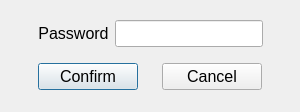
This is src/password-dialog.ui in sc0000/hfmdd-video-system as Qt 5 draws it before an edit. The edited form follows.
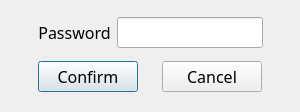
This is the edited form.

```diff
--- a/src/password-dialog.ui
+++ b/src/password-dialog.ui
@@ -18,6 +18,7 @@
   </property>
   <property name="font">
    <font>
+    <family>DaxOT</family>
     <pointsize>12</pointsize>
    </font>
   </property>
```
